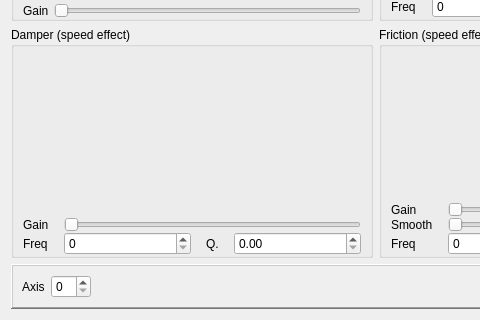
Before: the Qt Designer form res/effects_tuning.ui in Ultrawipf/OpenFFBoard-configurator, drawn with Qt 5; both pictures show x 0 to 480 and y 222 to 542 of the 751 by 542 pixel window.
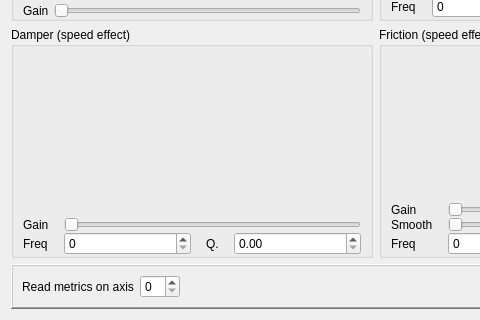
After: the same form once the commit is applied. Custom widgets are drawn as their Qt base class.

Commit message: Add axis selection based on main_id

Patch:
```diff
--- a/res/effects_tuning.ui
+++ b/res/effects_tuning.ui
@@ -406,7 +406,7 @@
       <item row="0" column="4">
        <widget class="QLabel" name="label_11">
         <property name="text">
-         <string>Axis</string>
+         <string>Read metrics on axis</string>
         </property>
        </widget>
       </item>
```
The commit also changes 1 other file.
